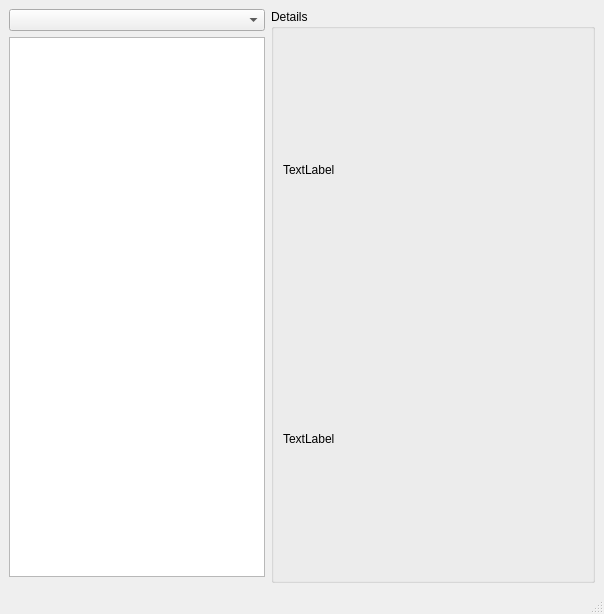
Before: the Qt Designer form src/ui/main.ui in havardgulldahl/jottagui, drawn with Qt 5.
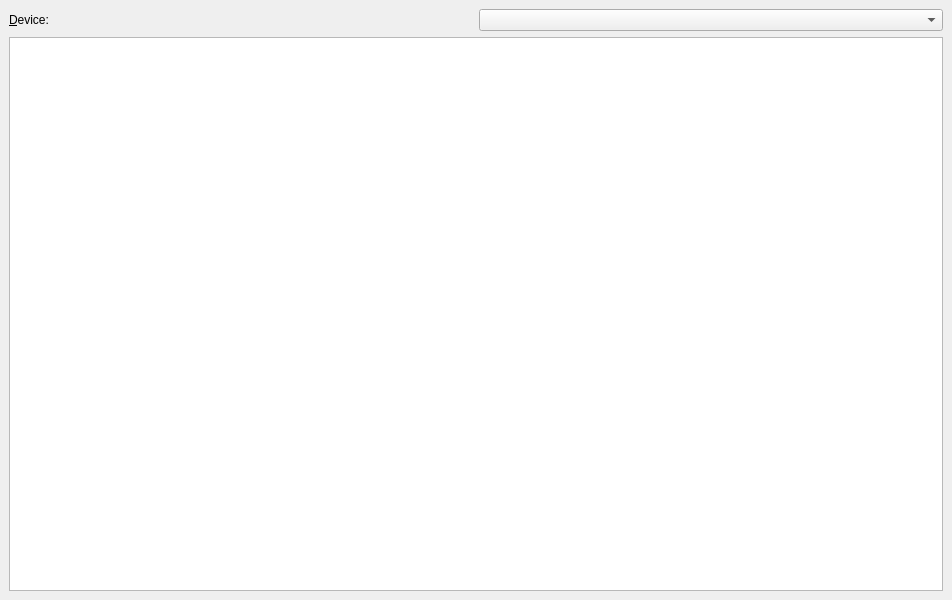
After: the same form once the commit is applied.

Commit message: switching to qcolumnview

```diff
--- a/src/ui/main.ui
+++ b/src/ui/main.ui
@@ -6,8 +6,8 @@
    <rect>
     <x>0</x>
     <y>0</y>
-    <width>604</width>
-    <height>614</height>
+    <width>952</width>
+    <height>600</height>
    </rect>
   </property>
   <property name="windowTitle">
@@ -15,52 +15,61 @@
   </property>
   <widget class="QWidget" name="centralwidget">
    <layout class="QGridLayout" name="gridLayout">
-    <item row="1" column="0">
-     <widget class="QListView" name="listItems">
-      <property name="toolTip">
-       <string>Folders</string>
-      </property>
-      <property name="editTriggers">
-       <set>QAbstractItemView::NoEditTriggers</set>
-      </property>
-      <property name="showDropIndicator" stdset="0">
-       <bool>false</bool>
+    <item row="0" column="1">
+     <widget class="QComboBox" name="listDevices">
+      <property name="sizePolicy">
+       <sizepolicy hsizetype="Preferred" vsizetype="Fixed">
+        <horstretch>0</horstretch>
+        <verstretch>3</verstretch>
+       </sizepolicy>
       </property>
      </widget>
     </item>
     <item row="0" column="0">
-     <widget class="QComboBox" name="comboDevices"/>
-    </item>
-    <item row="0" column="2" rowspan="3">
-     <widget class="QGroupBox" name="detailsBox">
+     <widget class="QLabel" name="labelDevice">
       <property name="sizePolicy">
        <sizepolicy hsizetype="Preferred" vsizetype="Preferred">
-        <horstretch>1</horstretch>
+        <horstretch>0</horstretch>
+        <verstretch>1</verstretch>
+       </sizepolicy>
+      </property>
+      <property name="text">
+       <string>&amp;Device:</string>
+      </property>
+      <property name="buddy">
+       <cstring>listDevices</cstring>
+      </property>
+     </widget>
+    </item>
+    <item row="1" column="0" colspan="2">
+     <widget class="QColumnView" name="jottafsView">
+      <property name="sizePolicy">
+       <sizepolicy hsizetype="Expanding" vsizetype="Expanding">
+        <horstretch>0</horstretch>
         <verstretch>0</verstretch>
        </sizepolicy>
       </property>
-      <property name="title">
-       <string>Details</string>
+      <property name="acceptDrops">
+       <bool>true</bool>
       </property>
-      <layout class="QGridLayout" name="gridLayout_2">
-       <item row="1" column="0">
-        <widget class="QLabel" name="detailsPix">
-         <property name="text">
-          <string>TextLabel</string>
-         </property>
-        </widget>
-       </item>
-       <item row="2" column="0">
-        <widget class="QLabel" name="detailsText">
-         <property name="text">
-          <string>TextLabel</string>
-         </property>
-         <property name="textFormat">
-          <enum>Qt::RichText</enum>
-         </property>
-        </widget>
-       </item>
-      </layout>
+      <property name="editTriggers">
+       <set>QAbstractItemView::NoEditTriggers</set>
+      </property>
+      <property name="tabKeyNavigation">
+       <bool>true</bool>
+      </property>
+      <property name="dragEnabled">
+       <bool>true</bool>
+      </property>
+      <property name="dragDropMode">
+       <enum>QAbstractItemView::DragDrop</enum>
+      </property>
+      <property name="defaultDropAction">
+       <enum>Qt::CopyAction</enum>
+      </property>
+      <property name="selectionMode">
+       <enum>QAbstractItemView::SingleSelection</enum>
+      </property>
      </widget>
     </item>
    </layout>
@@ -75,7 +84,6 @@
     </rect>
    </property>
   </widget>
-  <widget class="QStatusBar" name="statusbar"/>
  </widget>
  <resources/>
  <connections/>
```
Left out of the diff: 6 changed lines with no effect on the pictures. The commit also changes 1 other file.
